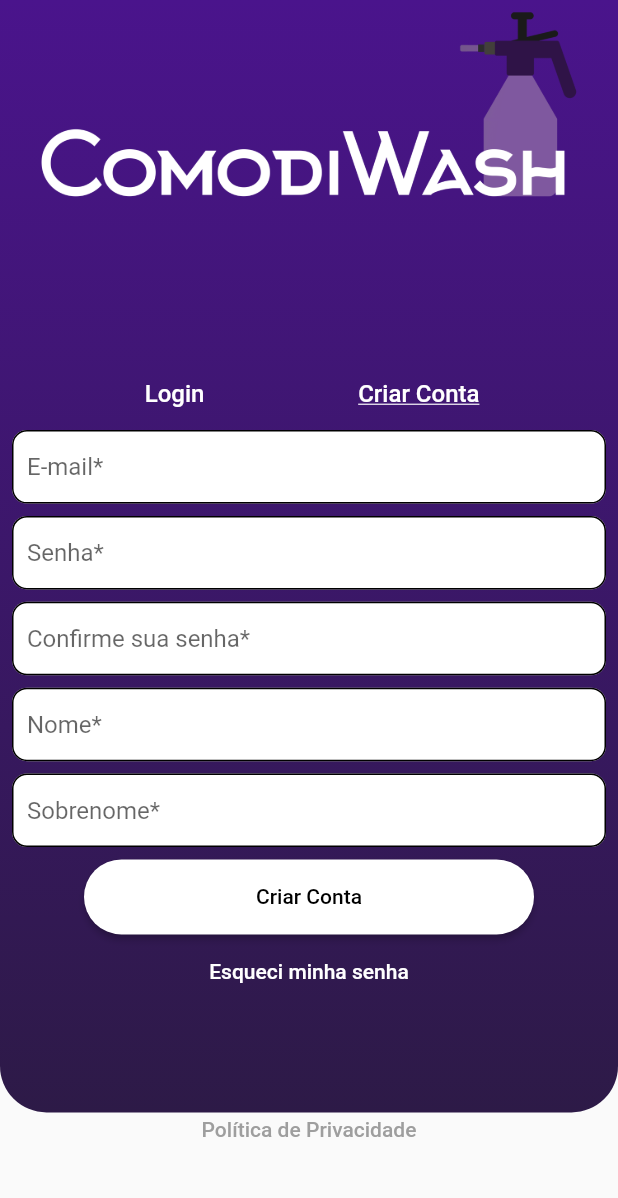
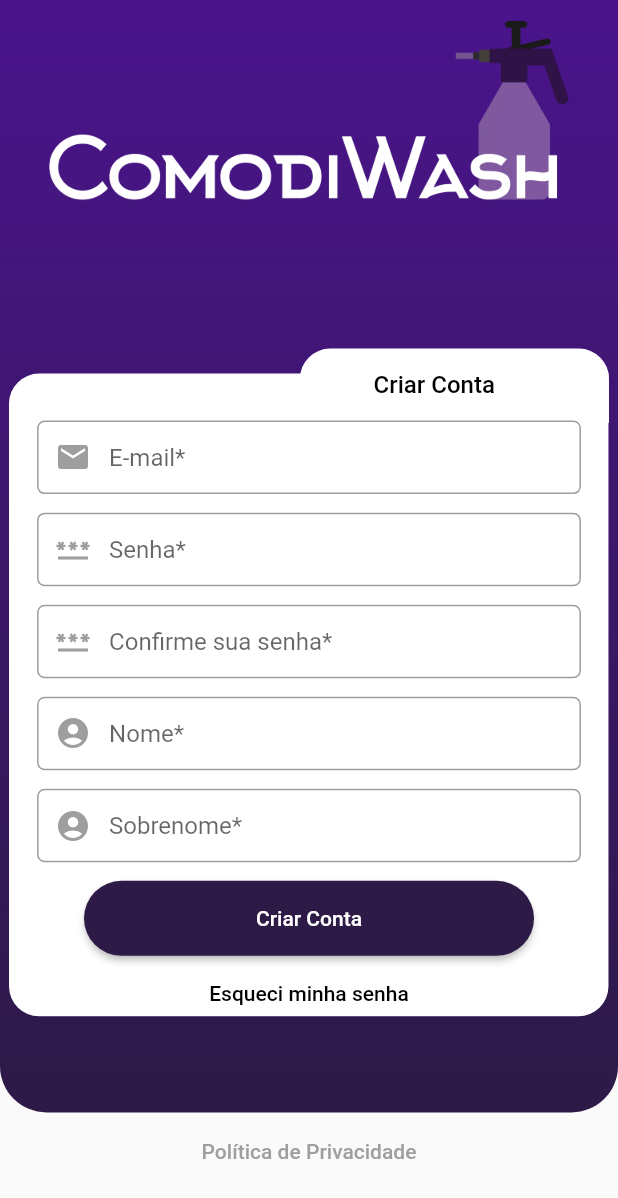
Before and after one commit to DiegoGuerra00/Comodiwash, a Flutter app: the screen it shows after launch, after a tap on "Login", on a phone screen of 412 x 824 dp. Shown: the top 1198 px of the screen. Run offline on Flutter 3.47's test engine with Material 2 defaults, Android fonts, the phone set to English and light mode, and no system bars; our stand-ins replace cloud_firestore, curved_navigation_bar, firebase_auth, firebase_core, flutter_rating_bar, flutter_slidable and 5 more; missing offline and left inert: quick_actions; accounts and stored records are empty.

Commit message:
Revamped login screen from scratch

```diff
--- a/lib/pages/login_pages/login_page.dart
+++ b/lib/pages/login_pages/login_page.dart
@@ -16,8 +16,8 @@
 
   ButtonStyle buttonStyle = ElevatedButton.styleFrom(
     shape: RoundedRectangleBorder(borderRadius: BorderRadius.circular(100)),
-    primary: Colors.white,
-    onPrimary: Colors.black,
+    primary: Color.fromRGBO(45, 26, 71, 1),
+    onPrimary: Colors.white,
     minimumSize: Size(300, 50),
   );
 
@@ -25,15 +25,18 @@
   ///
   /// @parameters
   /// String hintText String containing the text to be used as hint for that specific textfield
-  InputDecoration formDecoration(String hintText) {
+  InputDecoration formDecoration(String hintText, Icon prefixIcon) {
     return InputDecoration(
       contentPadding: EdgeInsets.symmetric(vertical: 15, horizontal: 10),
       border: OutlineInputBorder(),
       hintText: hintText,
       fillColor: Colors.white,
+      prefixIcon: prefixIcon,
+      prefixIconColor: Color.fromRGBO(45, 26, 71, 1),
       filled: true,
       enabledBorder: OutlineInputBorder(
-          borderRadius: BorderRadius.all(Radius.circular(10))),
+        borderSide: BorderSide(color: Colors.grey),
+          borderRadius: BorderRadius.all(Radius.circular(5))),
       focusedBorder: OutlineInputBorder(
         borderSide: BorderSide(color: Color.fromRGBO(45, 26, 71, 1)),
         borderRadius: BorderRadius.all(Radius.circular(10)),
@@ -44,11 +47,11 @@
   /// SizedBox used only for spacing porposes
   Widget genericSizedBox() {
     return SizedBox(
-      height: MediaQuery.of(context).size.height * 0.01,
+      height: MediaQuery.of(context).size.height * 0.015,
     );
   }
 
-  /// Create a container with gradient for the purple background and the column with the buttons
+  /// Create a Stack with gradient for the purple background and the column with the buttons
   Widget buildBody() {
     return Stack(
       children: [
@@ -71,26 +74,93 @@
                     Color.fromRGBO(45, 26, 71, 1),
                   ]),
             )),
-        Column(
+        Padding(
+          padding: const EdgeInsets.all(6.0),
+          child: Column(
             mainAxisAlignment: MainAxisAlignment.center,
             children: [
-            // Spacer(),
+              // Logo
               bannerLogo(),
               SizedBox(height: MediaQuery.of(context).size.height * 0.1),
-            Form(
+
+              // Background of the textfields
+              Stack(
+                children: [
+                  // White background in the login textfields
+                  Positioned(
+                    bottom: isLogin ? MediaQuery.of(context).size.height * 0.295 : MediaQuery.of(context).size.height * 0.08,
+                    child: Container(
+                        width: MediaQuery.of(context).size.width * 0.97,
+                        height: isLogin ? MediaQuery.of(context).size.height * 0.3 : MediaQuery.of(context).size.height * 0.52,
+                        decoration: BoxDecoration(
+                            borderRadius: BorderRadius.only(
+                              topLeft: isLogin ? Radius.zero : Radius.circular(20),
+                              topRight: isLogin ? Radius.circular(20) : Radius.zero,
+                              bottomLeft: Radius.circular(20),
+                              bottomRight: Radius.circular(20),
+                            ),
+                            color: Colors.white)),
+                  ),
+
+                  // Purple background on Login button
+                  isLogin
+                      ? Container(
+                          width: MediaQuery.of(context).size.width * 0.5,
+                          height: MediaQuery.of(context).size.height * 0.06,
+                          decoration: BoxDecoration(
+                              borderRadius: BorderRadius.only(
+                                topLeft: Radius.circular(20),
+                                topRight: Radius.circular(20),
+                              ),
+                              color: Colors.white))
+                      : Container(),
+
+                  // Purple background on Create Account button
+                  if (isLogin)
+                    Container()
+                  else
+                    Positioned(
+                      right: MediaQuery.of(context).size.width * 0.00001,
+                      child: Container(
+                          width: MediaQuery.of(context).size.width * 0.5,
+                          height: MediaQuery.of(context).size.height * 0.06,
+                          decoration: BoxDecoration(
+                              borderRadius: BorderRadius.only(
+                                topLeft: Radius.circular(20),
+                                topRight: Radius.circular(20),
+                              ),
+                              color: Colors.white)),
+                    ),
+
+                  // Login textfields
+                  Column(
+                    children: [
+                      Padding(
+                        padding: const EdgeInsets.only(left: 8, right: 8, bottom: 8, ),
+                        child: Form(
                           key: _formKey,
                           child: emailLoginField(),
                         ),
-            SizedBox(height: MediaQuery.of(context).size.height * 0.05),
+                      ),
+                      SizedBox(
+                          height: MediaQuery.of(context).size.height * 0.05),
                       isLogin ? googleLoginButton() : Container(),
                       // TODO reenable apple login button
-            // SizedBox(height: MediaQuery.of(context).size.height * 0.01),
-            // isLogin ? appleLoginButton() : Container(),
+                      isLogin ? SizedBox(height: MediaQuery.of(context).size.height * 0.01) : Container(),
+                      isLogin ? appleLoginButton() : Container(),
                       isLogin
-                ? SizedBox(height: MediaQuery.of(context).size.height * 0.10)
-                : SizedBox(height: MediaQuery.of(context).size.height * 0.01),
+                          ? SizedBox(
+                              height: MediaQuery.of(context).size.height * 0.10)
+                          : SizedBox(
+                              height:
+                                  MediaQuery.of(context).size.height * 0.01),
+                    ],
+                  )
+                ],
+              ),
               privacyButton(),
             ],
+          ),
         ),
       ],
     );
@@ -133,8 +203,10 @@
         onPrimary: Colors.white, //font
         minimumSize: Size(300, 50),
       ),
-      label: Text("Login com Apple", style: TextStyle(color: Color.fromRGBO(225, 225, 214, 1))),
-      icon: FaIcon(FontAwesomeIcons.apple, color: Color.fromRGBO(225, 225, 214, 1)),
+      label: Text("Login com Apple",
+          style: TextStyle(color: Color.fromRGBO(225, 225, 214, 1))),
+      icon: FaIcon(FontAwesomeIcons.apple,
+          color: Color.fromRGBO(225, 225, 214, 1)),
       onPressed: () => print("Apertado Apple"),
     );
   }
@@ -153,11 +225,8 @@
             child: Text('Login',
                 style: TextStyle(
                     fontSize: 16,
-                    decoration: isLogin
-                        ? TextDecoration.underline
-                        : TextDecoration.none,
-                    color: Colors.white))),
-        SizedBox(width: MediaQuery.of(context).size.width * 0.2),
+                    color: isLogin ? Colors.black : Colors.white))),
+        SizedBox(width: MediaQuery.of(context).size.width * 0.25),
         TextButton(
             onPressed: () {
               setState(() {
@@ -167,10 +236,7 @@
             child: Text('Criar Conta',
                 style: TextStyle(
                     fontSize: 16,
-                    decoration: !isLogin
-                        ? TextDecoration.underline
-                        : TextDecoration.none,
-                    color: Colors.white))),
+                    color: !isLogin ? Colors.black : Colors.white))),
       ],
     );
   }
@@ -184,14 +250,10 @@
     TextEditingController _name = TextEditingController();
     TextEditingController _surname = TextEditingController();
 
-    return Padding(
-      padding: const EdgeInsets.all(8.0),
-      child: Column(
+    return Column(
       children: [
         loginOptionsRow(),
-          Container(
-              width: MediaQuery.of(context).size.width,
-              child: emailForm(_email)),
+        emailField(_email),
         genericSizedBox(),
         passwordField(_password),
         genericSizedBox(),
@@ -209,7 +271,6 @@
         ),
         passwordResetButton(_email)
       ],
-      ),
     );
   }
 
@@ -219,10 +280,12 @@
   ///TextEditingController _email TextEditingController to store the input from the user
   ///
   /// Is used in login and sign in
-  Widget emailForm(TextEditingController _email) {
-    return TextFormField(
+  Widget emailField(TextEditingController _email) {
+    return Container(
+      width: MediaQuery.of(context).size.width * 0.88,
+      child: TextFormField(
         controller: _email,
-      decoration: formDecoration('E-mail*'),
+        decoration: formDecoration('E-mail*', Icon(Icons.email, color: Colors.grey)),
         autocorrect: false,
         validator: (value) {
           if (value == null || value.isEmpty) {
@@ -235,6 +298,7 @@
           }
           return null;
         },
+      ),
     );
   }
 
@@ -245,9 +309,11 @@
   ///
   /// Is used in login and sign in
   Widget passwordField(TextEditingController _password) {
-    return TextFormField(
+    return Container(
+      width: MediaQuery.of(context).size.width * 0.88,
+      child: TextFormField(
         controller: _password,
-      decoration: formDecoration('Senha*'),
+        decoration: formDecoration('Senha*', Icon(Icons.password, color: Colors.grey)),
         obscureText: true,
         autocorrect: false,
         enableSuggestions: false,
@@ -258,11 +324,13 @@
           if (value.length < 6) {
             return 'Senha deve possuir pelo menos 6 caracteres';
           }
-        if (!RegExp(r'^(?=.*[A-Z])(?=.*[a-z])(?=.*?[0-9])$').hasMatch(value) && !isLogin) {
+          if (!RegExp(r'^(?=.*[A-Z])(?=.*[a-z])(?=.*?[0-9])$').hasMatch(value) &&
+              !isLogin) {
             return 'Sua senha deve possuir pelo menos um caractere maiúsculo, \num minúsculo e um número';
           }
           return null;
         },
+      ),
     );
   }
 
@@ -271,9 +339,11 @@
   /// Used only on sign up
   Widget confirmPasswordField(
       TextEditingController _confirmPassword, TextEditingController _password) {
-    return TextFormField(
+    return Container(
+      width: MediaQuery.of(context).size.width * 0.88,
+      child: TextFormField(
         controller: _confirmPassword,
-      decoration: formDecoration('Confirme sua senha*'),
+        decoration: formDecoration('Confirme sua senha*', Icon(Icons.password, color: Colors.grey)),
         obscureText: true,
         autocorrect: false,
         enableSuggestions: false,
@@ -284,11 +354,13 @@
           if (value != _password.text.trim()) {
             return 'As senhas não conferem';
           }
-        if (!RegExp(r'^(?=.*[A-Z])(?=.*[a-z])(?=.*?[0-9])$').hasMatch(value) && !isLogin) {
+          if (!RegExp(r'^(?=.*[A-Z])(?=.*[a-z])(?=.*?[0-9])$').hasMatch(value) &&
+              !isLogin) {
             return 'Sua senha deve possuir pelo menos um caractere maiúsculo, \num minúsculo e um número';
           }
           return null;
         },
+      ),
     );
   }
 
@@ -299,9 +371,11 @@
   ///
   /// Used only on sign up
   Widget nameField(TextEditingController _name) {
-    return TextFormField(
+    return Container(
+      width: MediaQuery.of(context).size.width * 0.88,
+      child: TextFormField(
         controller: _name,
-      decoration: formDecoration('Nome*'),
+        decoration: formDecoration('Nome*', Icon(Icons.account_circle, color: Colors.grey)),
         obscureText: false,
         autocorrect: false,
         enableSuggestions: false,
@@ -311,6 +385,7 @@
           }
           return null;
         },
+      ),
     );
   }
 
@@ -321,9 +396,11 @@
   ///
   /// User only on sign in
   Widget surnameField(TextEditingController _surname) {
-    return TextFormField(
+    return Container(
+      width: MediaQuery.of(context).size.width * 0.88,
+      child: TextFormField(
         controller: _surname,
-      decoration: formDecoration('Sobrenome*'),
+        decoration: formDecoration('Sobrenome*', Icon(Icons.account_circle, color: Colors.grey)),
         obscureText: false,
         autocorrect: false,
         enableSuggestions: false,
@@ -333,6 +410,7 @@
           }
           return null;
         },
+      ),
     );
   }
 
@@ -390,7 +468,7 @@
         },
         child: Text(
           'Esqueci minha senha',
-          style: TextStyle(color: Colors.white),
+          style: TextStyle(color: Colors.black),
         ));
   }
 
--- a/pubspec.yaml
+++ b/pubspec.yaml
@@ -15,7 +15,7 @@
 # In iOS, build-name is used as CFBundleShortVersionString while build-number used as CFBundleVersion.
 # Read more about iOS versioning at
 # https://developer.apple.com/library/archive/documentation/General/Reference/InfoPlistKeyReference/Articles/CoreFoundationKeys.html
-version: 1.0.0+1
+version: 0.2.0+1
 
 environment:
   sdk: ">=2.12.0 <3.0.0"
```
Lines whose indentation alone changed are shown as unchanged.
